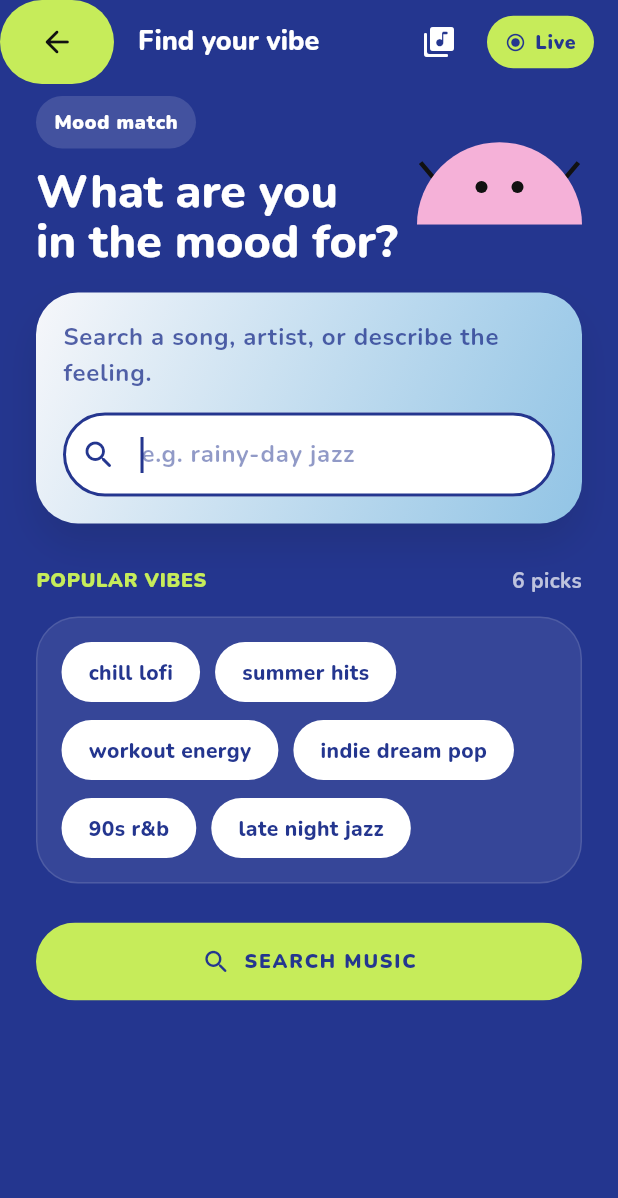
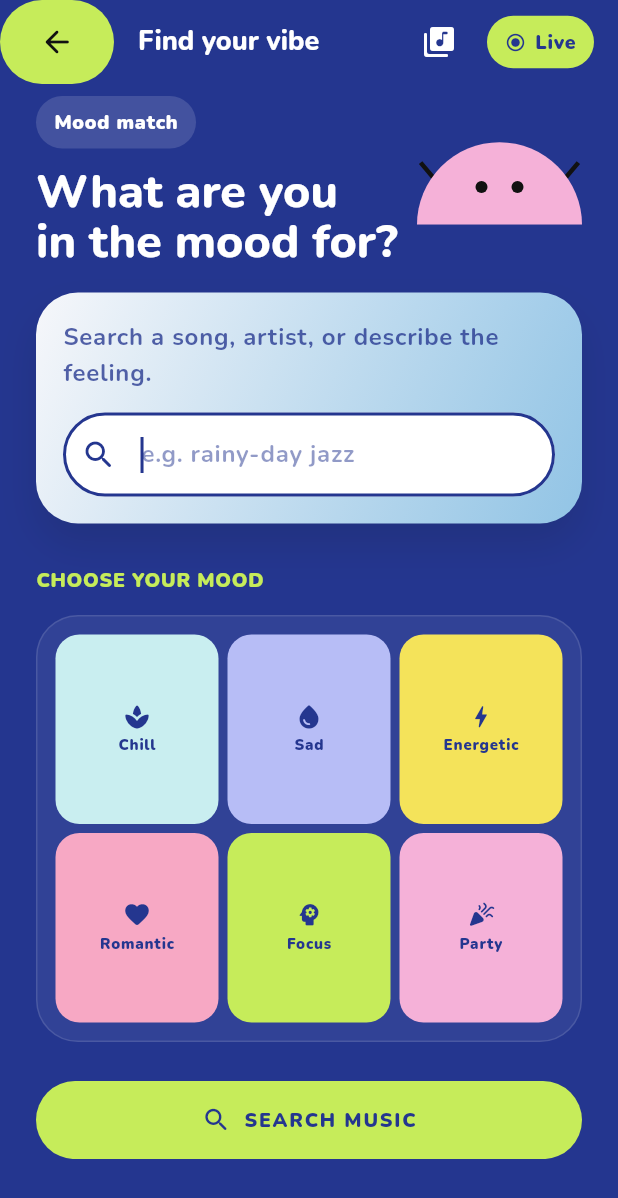
Before and after one commit to waadosama/Mzaj_app, a Flutter app: the SearchScreen screen opened directly, on a phone screen of 412 x 824 dp. Shown: the top 1198 px of the screen. Run offline on Flutter 3.47's test engine with Material 3 defaults, Android fonts, the phone set to English and light mode, and no system bars; our stand-ins replace cached_network_image, google_fonts, just_audio, sqflite; accounts and stored records are empty.

Commit message:
Add_moods

```diff
--- a/lib/screens/search_screen.dart
+++ b/lib/screens/search_screen.dart
@@ -7,7 +7,6 @@ import '../providers/app_providers.dart';
 import '../theme/app_theme.dart';
 import '../widgets/charm_character.dart';
 import '../widgets/neo_card.dart';
-import '../widgets/vibe_chip.dart';
 import 'results_screen.dart';
 import 'saved_playlists_screen.dart';
 
@@ -21,14 +20,21 @@ class SearchScreen extends StatefulWidget {
 
 class _SearchScreenState extends State<SearchScreen> {
   final _controller = TextEditingController();
-  static const _vibes = [
-    'chill lofi',
-    'summer hits',
-    'workout energy',
-    'indie dream pop',
-    '90s r&b',
-    'late night jazz',
+  static const _moods = [
+    (Icons.spa_rounded, 'Chill', 'chill lofi', MzajColors.mintBlue),
+    (Icons.water_drop_rounded, 'Sad', 'sad acoustic', MzajColors.lavender),
+    (Icons.bolt_rounded, 'Energetic', 'energetic pop', MzajColors.yellow),
+    (
+      Icons.favorite_rounded,
+      'Romantic',
+      'romantic love songs',
+      MzajColors.pink,
+    ),
+    (Icons.psychology_rounded, 'Focus', 'focus instrumental', MzajColors.lime),
+    (Icons.celebration_rounded, 'Party', 'party hits', MzajColors.softPink),
   ];
+  String? _selectedMood;
+  bool _isGenerating = false;
 
   @override
   void dispose() {
@@ -43,6 +49,101 @@ class _SearchScreenState extends State<SearchScreen> {
     await Navigator.push<void>(
       context,
       MaterialPageRoute<void>(builder: (_) => const ResultsScreen()),
+    );
+  }
+
+  Future<void> _generateMoodPlaylist(String mood, String query) async {
+    if (_isGenerating) return;
+
+    setState(() {
+      _selectedMood = mood;
+      _isGenerating = true;
+      _controller.text = query;
+    });
+
+    final searchProvider = context.read<SearchProvider>();
+    await searchProvider.search(query);
+    if (!mounted) return;
+
+    if (searchProvider.results.isEmpty) {
+      setState(() => _isGenerating = false);
+      return;
+    }
+
+    final playlist = await context.read<PlaylistProvider>().createMoodPlaylist(
+      mood,
+      searchProvider.results.take(12).toList(),
+    );
+    if (!mounted) return;
+
+    setState(() => _isGenerating = false);
+    if (playlist == null) return;
+
+    await Navigator.push<void>(
+      context,
+      MaterialPageRoute<void>(builder: (_) => const ResultsScreen()),
+    );
+  }
+
+  Widget _buildMoodCard(
+    BuildContext context,
+    (IconData, String, String, Color) mood,
+  ) {
+    final isSelected = _selectedMood == mood.$2;
+    return Material(
+      color: Colors.transparent,
+      child: InkWell(
+        onTap: _isGenerating
+            ? null
+            : () => _generateMoodPlaylist(mood.$2, mood.$3),
+        borderRadius: BorderRadius.circular(24),
+        child: AnimatedContainer(
+          duration: const Duration(milliseconds: 180),
+          padding: const EdgeInsets.all(6),
+          decoration: BoxDecoration(
+            color: isSelected ? MzajColors.white : mood.$4,
+            borderRadius: BorderRadius.circular(16),
+            border: Border.all(
+              color: isSelected ? MzajColors.navy : Colors.transparent,
+              width: 3,
+            ),
+          ),
+          child: Stack(
+            alignment: Alignment.center,
+            children: [
+              Column(
+                mainAxisAlignment: MainAxisAlignment.center,
+                crossAxisAlignment: CrossAxisAlignment.center,
+                children: [
+                  Icon(mood.$1, color: MzajColors.navy, size: 19),
+                  const SizedBox(height: 3),
+                  FittedBox(
+                    fit: BoxFit.scaleDown,
+                    child: Text(
+                      mood.$2,
+                      maxLines: 1,
+                      style: Theme.of(context).textTheme.labelLarge?.copyWith(
+                        color: MzajColors.navy,
+                        fontSize: 10,
+                      ),
+                    ),
+                  ),
+                ],
+              ),
+              if (isSelected)
+                const Positioned(
+                  right: 0,
+                  bottom: 0,
+                  child: Icon(
+                    Icons.check_rounded,
+                    color: MzajColors.navy,
+                    size: 12,
+                  ),
+                ),
+            ],
+          ),
+        ),
+      ),
     );
   }
 
@@ -217,59 +318,43 @@ class _SearchScreenState extends State<SearchScreen> {
               ),
             ),
             const SizedBox(height: 28),
-            Row(
-              mainAxisAlignment: MainAxisAlignment.spaceBetween,
-              children: [
-                Text(
-                  'POPULAR VIBES',
-                  style: Theme.of(
-                    context,
-                  ).textTheme.labelLarge?.copyWith(color: MzajColors.lime),
-                ),
-                Text(
-                  '6 picks',
-                  style: Theme.of(context).textTheme.bodyMedium?.copyWith(
-                    color: MzajColors.white.withValues(alpha: 0.7),
-                  ),
-                ),
-              ],
+            Text(
+              'CHOOSE YOUR MOOD',
+              style: Theme.of(
+                context,
+              ).textTheme.labelLarge?.copyWith(color: MzajColors.lime),
             ),
             const SizedBox(height: 14),
             Container(
               width: double.infinity,
-              padding: const EdgeInsets.all(16),
+              padding: const EdgeInsets.all(12),
               decoration: BoxDecoration(
-                color: MzajColors.white.withValues(alpha: 0.08),
+                color: MzajColors.white.withValues(alpha: 0.06),
                 borderRadius: BorderRadius.circular(28),
                 border: Border.all(
                   color: MzajColors.white.withValues(alpha: 0.12),
                 ),
               ),
-              child: Wrap(
-                spacing: 10,
-                runSpacing: 12,
-                children: _vibes
-                    .map(
-                      (vibe) => VibeChip(
-                        label: vibe,
-                        isSelected: false,
-                        onTap: () {
-                          _controller.text = vibe;
-                          _search(vibe);
-                        },
-                      ),
-                    )
-                    .toList(),
+              child: GridView.count(
+                crossAxisCount: 3,
+                mainAxisSpacing: 6,
+                crossAxisSpacing: 6,
+                childAspectRatio: 0.86,
+                shrinkWrap: true,
+                physics: const NeverScrollableScrollPhysics(),
+                children: [
+                  for (final mood in _moods) _buildMoodCard(context, mood),
+                ],
               ),
             ),
             const SizedBox(height: 26),
             NeoButton(
-              label: 'Search music',
+              label: _isGenerating ? 'Making your playlist...' : 'Search music',
               expanded: true,
               color: MzajColors.lime,
               textColor: MzajColors.navy,
               icon: Icons.search_rounded,
-              onPressed: () => _search(_controller.text),
+              onPressed: _isGenerating ? null : () => _search(_controller.text),
             ),
             const SizedBox(height: 12),
           ],
```
Also changed, not shown: lib/providers/app_providers.dart (+25 -0 lines), lib/screens/playlist_detail_screen.dart (+28 -5 lines), lib/screens/saved_playlists_screen.dart (+40 -23 lines), lib/services/playlist_database.dart (+11 -1 lines), lib/widgets/add_playlist_dialog.dart (+6 -3 lines), lib/widgets/playlist_card.dart (+31 -16 lines), 1 other file.
